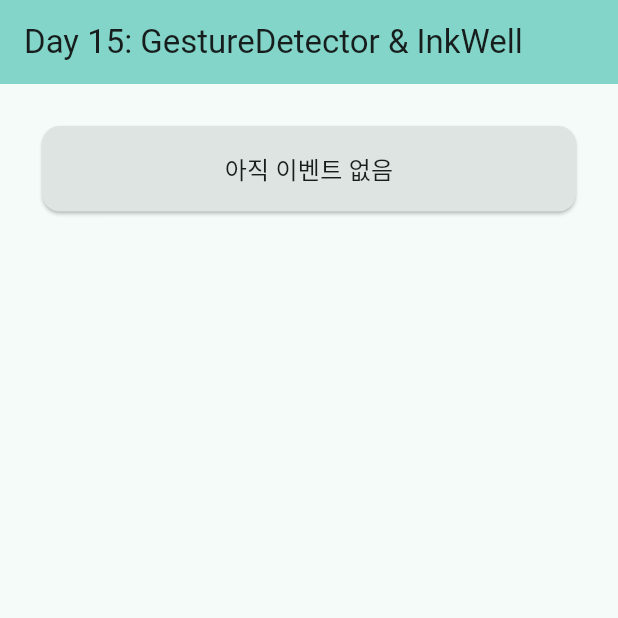
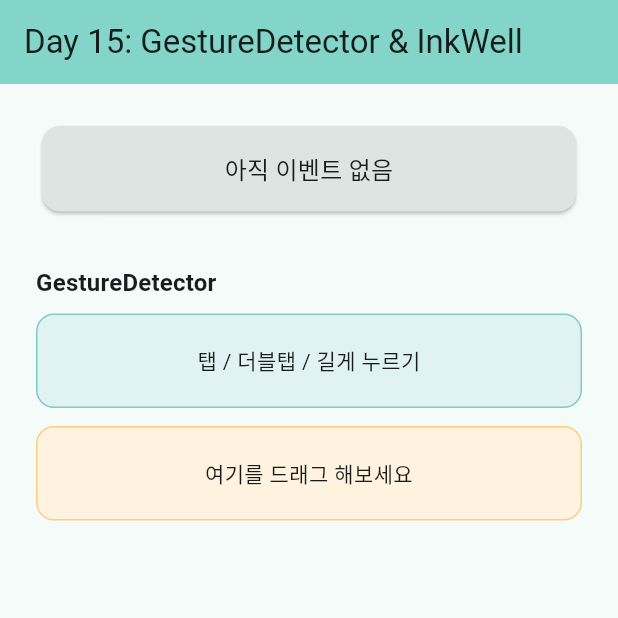
Before and after one commit to youngjin9145/flutterExample, a Flutter app: the screen it shows after launch, on a phone screen of 412 x 824 dp, the top half of it. Run offline on Flutter 3.47's test engine with Material 3 defaults, Android fonts, the phone set to English and light mode, and no system bars; accounts and stored records are empty.

Commit message:
feat: add GestureDetector onTap, onDoubleTap, onLongPress example code

```diff
--- a/GestureDetectorInkWell/lib/main.dart
+++ b/GestureDetectorInkWell/lib/main.dart
@@ -63,6 +63,62 @@ class _GestureInWellPageState extends State<GestureInWellPage> {
               ),
             ),
             const SizedBox(height: 32),
+
+            // ============================================================
+            // 1. GestureDetector - 물결 효과 없음, 다양한 제스처 감지
+            // ============================================================
+            Text(
+              'GestureDetector',
+              style: Theme.of(
+                context,
+              ).textTheme.titleMedium?.copyWith(fontWeight: FontWeight.bold),
+            ),
+            const SizedBox(height: 8),
+
+            GestureDetector(
+              onTap: () => _updateEvent('GestureDetector: onTap'),
+              onDoubleTap: () => _updateEvent('GestureDetector: onDoubleTap'),
+              onLongPress: () => _updateEvent('GestureDetector: onLongPress'),
+              child: Container(
+                width: double.infinity,
+                padding: const EdgeInsets.all(20),
+                decoration: BoxDecoration(
+                  color: Colors.teal.shade50,
+                  borderRadius: BorderRadius.circular(12),
+                  border: Border.all(color: Colors.teal.shade200),
+                ),
+                child: const Text(
+                  '탭 / 더블탭 / 길게 누르기',
+                  textAlign: TextAlign.center,
+                ),
+              ),
+            ),
+
+            const SizedBox(height: 12),
+
+            GestureDetector(
+              onPanUpdate: (details) {
+                _updateEvent(
+                  'GestureDetector: 드래그 '
+                  'dx=${details.delta.dx.toStringAsFixed(1)}, '
+                  'dy=${details.delta.dy.toStringAsFixed(1)}',
+                );
+              },
+              child: Container(
+                width: double.infinity,
+                padding: const EdgeInsets.all(20),
+                decoration: BoxDecoration(
+                  color: Colors.orange.shade50,
+                  borderRadius: BorderRadius.circular(12),
+                  border: Border.all(color: Colors.orange.shade200),
+                ),
+                child: const Text(
+                  '여기를 드래그 해보세요',
+                  textAlign: TextAlign.center,
+                ),
+              )
+            ),
+            const SizedBox(height: 32,)
           ],
         ),
       ),
```
